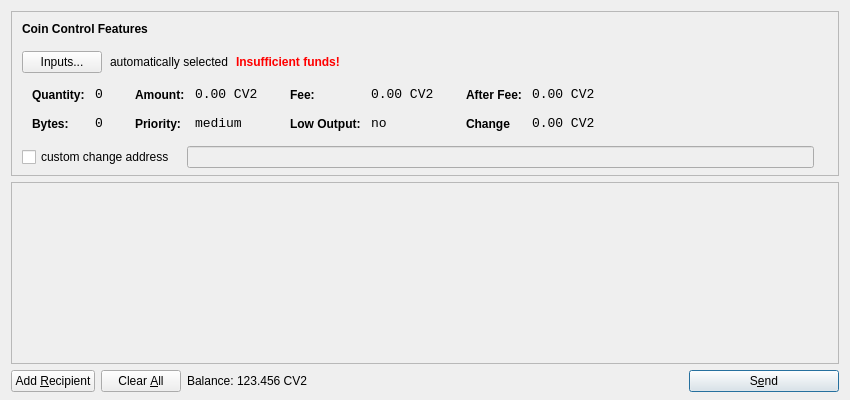
Qt form src/qt/forms/sendcoinsdialog.ui (Crestington/Test7) before a commit.
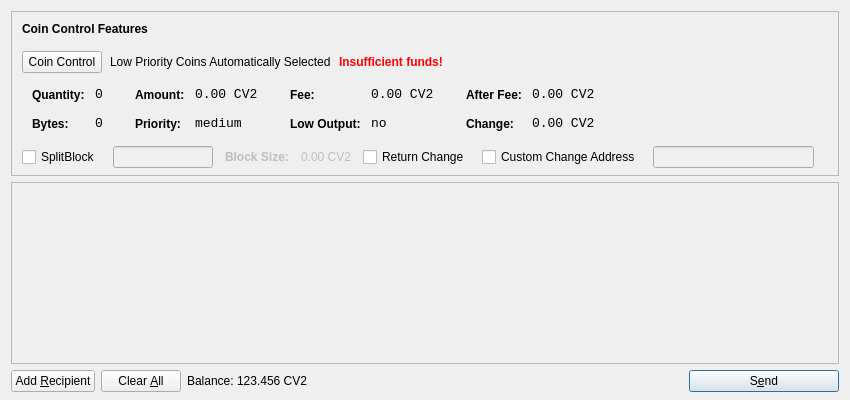
The same form after that commit. Icons and pictures are not drawn.

Patch:
```diff
--- a/src/qt/forms/sendcoinsdialog.ui
+++ b/src/qt/forms/sendcoinsdialog.ui
@@ -39,7 +39,7 @@
      </property>
      <layout class="QVBoxLayout" name="verticalLayoutCoinControl2">
       <property name="spacing">
-       <number>-1</number>
+       <number>6</number>
       </property>
       <property name="leftMargin">
        <number>0</number>
@@ -107,14 +107,14 @@
              <string notr="true"/>
             </property>
             <property name="text">
-             <string>Inputs...</string>
+             <string>Coin Control</string>
             </property>
            </widget>
           </item>
           <item>
            <widget class="QLabel" name="labelCoinControlAutomaticallySelected">
             <property name="text">
-             <string>automatically selected</string>
+             <string>Low Priority Coins Automatically Selected</string>
             </property>
             <property name="margin">
              <number>5</number>
@@ -450,6 +450,9 @@
              </item>
              <item>
               <layout class="QFormLayout" name="formLayoutCoinControl4">
+               <property name="fieldGrowthPolicy">
+                <enum>QFormLayout::AllNonFixedFieldsGrow</enum>
+               </property>
                <property name="horizontalSpacing">
                 <number>10</number>
                </property>
@@ -506,7 +509,7 @@
                   <string notr="true">font-weight:bold;</string>
                  </property>
                  <property name="text">
-                  <string>Change</string>
+                  <string>Change:</string>
                  </property>
                 </widget>
                </item>
@@ -540,7 +543,7 @@
          </widget>
         </item>
         <item>
-         <layout class="QHBoxLayout" name="horizontalLayoutCoinControl4" stretch="0,0,0">
+         <layout class="QHBoxLayout" name="horizontalLayoutCoinControl4" stretch="0,0,0,0,0,0,0,0">
           <property name="spacing">
            <number>12</number>
           </property>
@@ -553,10 +556,69 @@
           <property name="rightMargin">
            <number>5</number>
           </property>
+          <item>
+           <widget class="QCheckBox" name="splitBlockCheckBox">
+            <property name="text">
+             <string>SplitBlock</string>
+            </property>
+           </widget>
+          </item>
+          <item>
+           <widget class="QLineEdit" name="splitBlockLineEdit">
+            <property name="enabled">
+             <bool>false</bool>
+            </property>
+            <property name="sizePolicy">
+             <sizepolicy hsizetype="Fixed" vsizetype="Fixed">
+              <horstretch>0</horstretch>
+              <verstretch>0</verstretch>
+             </sizepolicy>
+            </property>
+            <property name="maximumSize">
+             <size>
+              <width>100</width>
+              <height>16777215</height>
+             </size>
+            </property>
+           </widget>
+          </item>
+          <item>
+           <widget class="QLabel" name="labelBlockSizeText">
+            <property name="enabled">
+             <bool>false</bool>
+            </property>
+            <property name="font">
+             <font>
+              <weight>75</weight>
+              <bold>true</bold>
+             </font>
+            </property>
+            <property name="text">
+             <string>Block Size:</string>
+            </property>
+           </widget>
+          </item>
+          <item>
+           <widget class="QLabel" name="labelBlockSize">
+            <property name="enabled">
+             <bool>false</bool>
+            </property>
+            <property name="text">
+             <string>0.00 CV2</string>
+            </property>
+           </widget>
+          </item>
+          <item>
+           <widget class="QCheckBox" name="returnChangeCheckBox">
+            <property name="text">
+             <string>Return Change</string>
+            </property>
+           </widget>
+          </item>
           <item>
            <widget class="QCheckBox" name="checkBoxCoinControlChange">
             <property name="text">
-             <string>custom change address</string>
+             <string>Custom Change Address</string>
             </property>
            </widget>
           </item>
```
Left out of the diff: 2 changed lines with no effect on the pictures.
